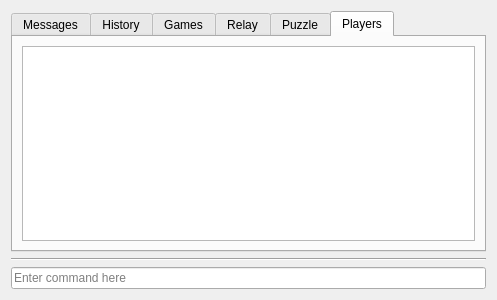
madnight/chessx, file src/gui/ficsconsole.ui: the form before one commit.
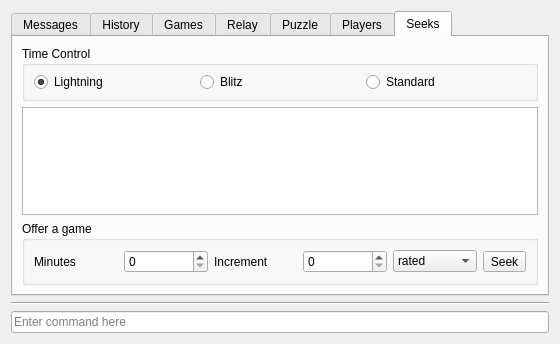
The form after the commit. The open tabs and pages were chosen to show the change.

Commit message: New Feature: Play games on FICS with telnet or timeseal

What changed in the file:
```diff
--- a/src/gui/ficsconsole.ui
+++ b/src/gui/ficsconsole.ui
@@ -6,8 +6,8 @@
    <rect>
     <x>0</x>
     <y>0</y>
-    <width>497</width>
-    <height>300</height>
+    <width>560</width>
+    <height>344</height>
    </rect>
   </property>
   <property name="windowTitle">
@@ -125,13 +125,143 @@
       </attribute>
       <layout class="QVBoxLayout" name="verticalLayout_5">
        <item>
-        <widget class="QListWidget" name="listPlayers">
-         <property name="toolTip">
-          <string>Double click to show history of player</string>
-         </property>
+        <widget class="QTableWidget" name="listPlayers">
          <property name="alternatingRowColors">
           <bool>true</bool>
          </property>
+         <property name="showGrid">
+          <bool>false</bool>
+         </property>
+         <property name="gridStyle">
+          <enum>Qt::NoPen</enum>
+         </property>
+         <property name="sortingEnabled">
+          <bool>true</bool>
+         </property>
+         <attribute name="horizontalHeaderStretchLastSection">
+          <bool>true</bool>
+         </attribute>
+         <attribute name="verticalHeaderDefaultSectionSize">
+          <number>24</number>
+         </attribute>
+         <column>
+          <property name="text">
+           <string>Rating</string>
+          </property>
+         </column>
+         <column>
+          <property name="text">
+           <string>User</string>
+          </property>
+         </column>
+        </widget>
+       </item>
+      </layout>
+     </widget>
+     <widget class="QWidget" name="tabSeeks">
+      <attribute name="title">
+       <string>Seeks</string>
+      </attribute>
+      <layout class="QVBoxLayout" name="verticalLayout_8">
+       <item>
+        <widget class="QGroupBox" name="groupBox">
+         <property name="title">
+          <string>Time Control</string>
+         </property>
+         <layout class="QHBoxLayout" name="horizontalLayout_2">
+          <property name="topMargin">
+           <number>6</number>
+          </property>
+          <property name="bottomMargin">
+           <number>6</number>
+          </property>
+          <item>
+           <widget class="QRadioButton" name="btLightning">
+            <property name="text">
+             <string>Lightning</string>
+            </property>
+            <property name="checked">
+             <bool>true</bool>
+            </property>
+           </widget>
+          </item>
+          <item>
+           <widget class="QRadioButton" name="btBlitz">
+            <property name="minimumSize">
+             <size>
+              <width>19</width>
+              <height>0</height>
+             </size>
+            </property>
+            <property name="text">
+             <string>Blitz</string>
+            </property>
+            <property name="checked">
+             <bool>false</bool>
+            </property>
+           </widget>
+          </item>
+          <item>
+           <widget class="QRadioButton" name="btStandard">
+            <property name="text">
+             <string>Standard</string>
+            </property>
+           </widget>
+          </item>
+         </layout>
+        </widget>
+       </item>
+       <item>
+        <widget class="QListWidget" name="listSeeks"/>
+       </item>
+       <item>
+        <widget class="QGroupBox" name="groupBox_3">
+         <property name="title">
+          <string>Offer a game</string>
+         </property>
+         <layout class="QHBoxLayout" name="horizontalLayout_3">
+          <item>
+           <widget class="QLabel" name="label">
+            <property name="text">
+             <string>Minutes</string>
+            </property>
+           </widget>
+          </item>
+          <item>
+           <widget class="QSpinBox" name="seekTime"/>
+          </item>
+          <item>
+           <widget class="QLabel" name="label_2">
+            <property name="text">
+             <string>Increment</string>
+            </property>
+           </widget>
+          </item>
+          <item>
+           <widget class="QSpinBox" name="seekIncrement"/>
+          </item>
+          <item>
+           <widget class="QComboBox" name="cbRated">
+            <item>
+             <property name="text">
+              <string>rated</string>
+             </property>
+            </item>
+            <item>
+             <property name="text">
+              <string>unrated</string>
+             </property>
+            </item>
+           </widget>
+          </item>
+          <item>
+           <widget class="QToolButton" name="btSeek">
+            <property name="text">
+             <string>Seek</string>
+            </property>
+           </widget>
+          </item>
+         </layout>
         </widget>
        </item>
       </layout>
```
Left out of the diff: 149 changed lines with no effect on the pictures. The commit also changes 9 other files.
